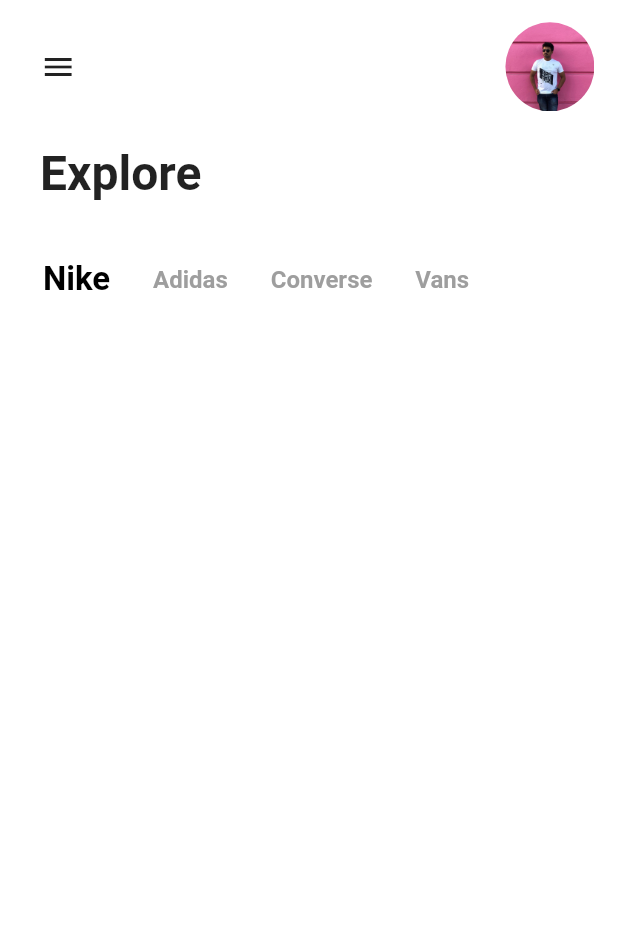
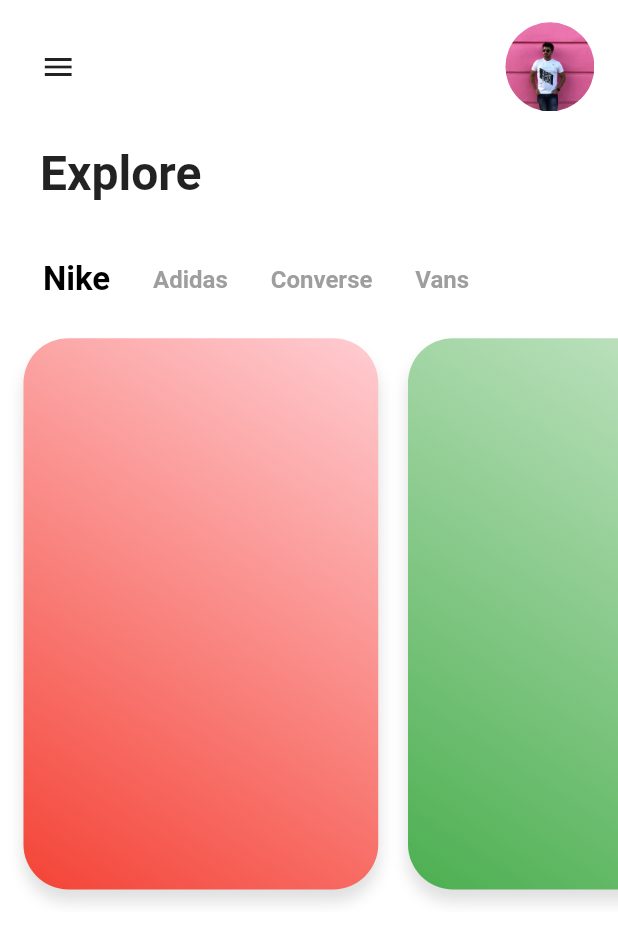
Before and after one commit to isnihal/Modern-E-Commerce-App, a Flutter app: the screen it shows after launch, on a phone screen of 412 x 824 dp. Shown: the top 943 px of the screen. Run offline on Flutter 3.47's test engine with Material 2 defaults, Android fonts, the phone set to English and light mode, and no system bars; our stand-ins replace flutter_screenutil.

Commit message:
Product card basic

```diff
--- a/lib/Shoes.dart
+++ b/lib/Shoes.dart
@@ -1,3 +1,8 @@
+import 'package:flutter/cupertino.dart';
+
 class Shoes{
-  String _title;
+  String title;
+  List<Color> colors;
+
+  Shoes({this.title,this.colors});
 }
--- a/lib/main.dart
+++ b/lib/main.dart
@@ -1,5 +1,6 @@
 import 'package:ecommerce_template/utils/profile_clipper.dart';
 import 'package:ecommerce_template/widgets/brand_selector.dart';
+import 'package:ecommerce_template/widgets/product_card.dart';
 import 'package:flutter/material.dart';
 import 'package:flutter_screenutil/flutter_screenutil.dart';
 
@@ -27,7 +28,14 @@ class HomePage extends StatefulWidget {
 
 class _HomePageState extends State<HomePage> {
 
-  List<Shoes> products = [];
+  List<Shoes> products = [
+    Shoes(colors: [Colors.red[100],Colors.red]),
+    Shoes(colors: [Colors.green[100],Colors.green]),
+    Shoes(colors: [Colors.blue[100],Colors.blue]),
+    Shoes(colors: [Colors.purple[100],Colors.purple]),
+    Shoes(colors: [Colors.pink[100],Colors.pink]),
+    Shoes(colors: [Colors.amber[100],Colors.amber]),
+  ];
 
   @override
   Widget build(BuildContext context) {
--- /dev/null
+++ b/lib/widgets/product_card.dart
@@ -0,0 +1,51 @@
+import 'package:flutter/material.dart';
+import 'package:flutter_screenutil/flutter_screenutil.dart';
+
+import '../Shoes.dart';
+
+class ProductCard extends StatelessWidget {
+
+  final Shoes shoes;
+  final int cardNum;
+
+  ProductCard({@required this.shoes,@required this.cardNum});
+
+  @override
+  Widget build(BuildContext context) {
+    print("Fuck Yeah");
+    return Container(
+      width: ScreenUtil().setWidth(642),
+      child: Stack(
+        children: <Widget>[
+          Align(
+            alignment: Alignment.bottomCenter,
+            child: Padding(
+              padding: EdgeInsets.only(
+                bottom: ScreenUtil().setHeight(40)
+              ),
+              child: Container(
+                width: ScreenUtil().setWidth(620),
+                height: ScreenUtil().setHeight(990),
+                decoration: BoxDecoration(
+                  gradient: LinearGradient(
+                    colors: shoes.colors,
+                    begin: Alignment.topRight,
+                    end: Alignment.bottomLeft
+                  ),
+                  boxShadow: [
+                    BoxShadow(
+                      color: Colors.black12,
+                      offset: Offset(0,8),
+                      blurRadius: 8
+                    )
+                  ],
+                  borderRadius: BorderRadius.circular(30),
+                ),
+              ),
+            ),
+          )
+        ],
+      ),
+    );
+  }
+}
```
